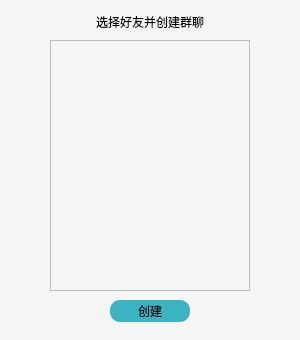
Old version of the form client/ui/createchat.ui in the repository pechpo/What-s-up.
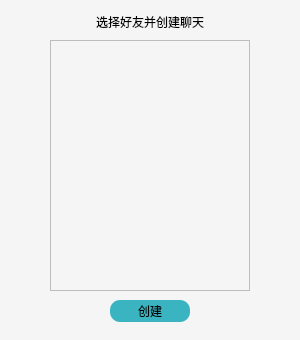
New version of the form.

Patch:
```diff
--- a/client/ui/createchat.ui
+++ b/client/ui/createchat.ui
@@ -26,7 +26,7 @@
     </rect>
    </property>
    <property name="text">
-    <string>选择好友并创建群聊</string>
+    <string>选择好友并创建聊天</string>
    </property>
    <property name="alignment">
     <set>Qt::AlignCenter</set>
```
Left out of the diff: 2 changed lines with no effect on the pictures.
